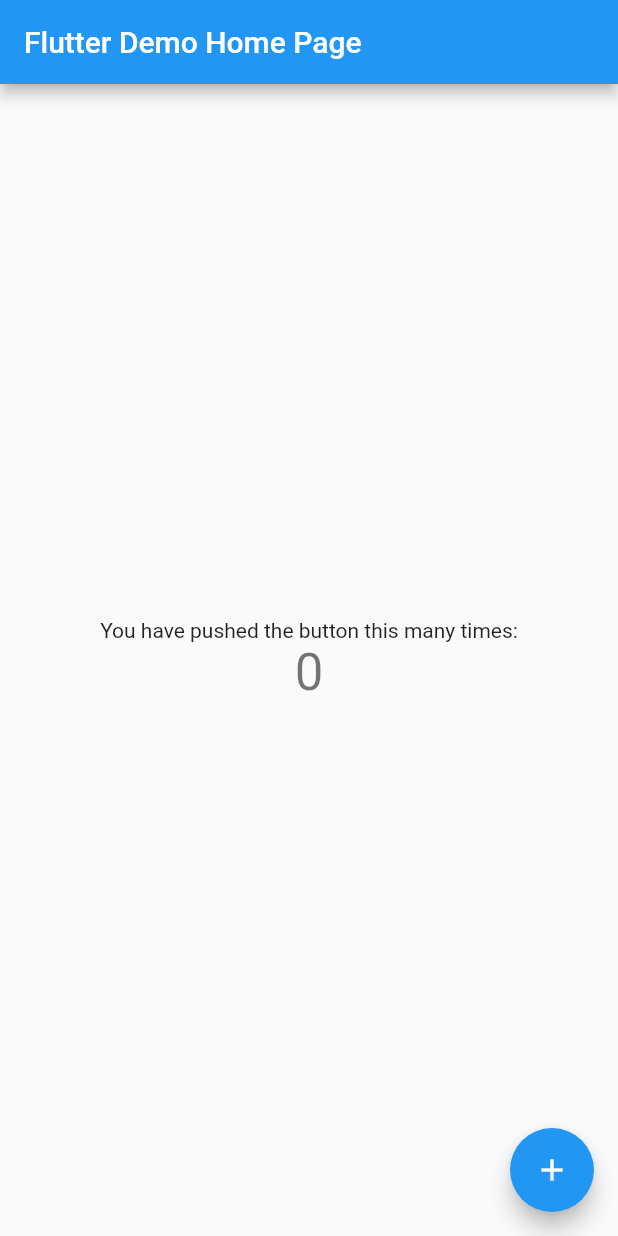
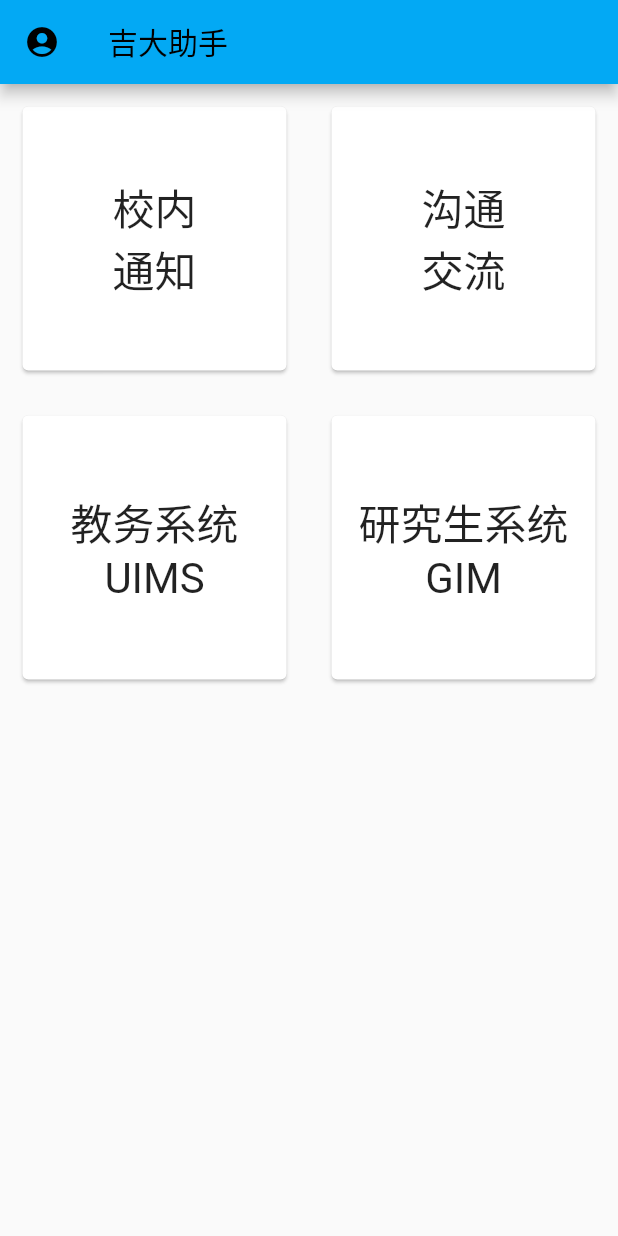
Before and after one commit to 276562578/jlu_helper, a Flutter app: the screen it shows after launch, on a phone screen of 412 x 824 dp. Run offline on Flutter 3.47's test engine with Material 2 defaults, Android fonts, the phone set to English and light mode, and no system bars.

Commit message:
简单做了下界面

```diff
--- a/lib/main.dart
+++ b/lib/main.dart
@@ -11,7 +11,7 @@
   @override
   Widget build(BuildContext context) {
     return MaterialApp(
-      title: 'Flutter Demo',
+      title: '吉大助手',
       theme: ThemeData(
         // This is the theme of your application.
         //
@@ -22,9 +22,9 @@
         // or simply save your changes to "hot reload" in a Flutter IDE).
         // Notice that the counter didn't reset back to zero; the application
         // is not restarted.
-        primarySwatch: Colors.blue,
+        primarySwatch: Colors.lightBlue,
       ),
-      home: const MyHomePage(title: 'Flutter Demo Home Page'),
+      home: const MyHomePage(title: "吉大助手"),
     );
   }
 }
@@ -48,21 +48,33 @@
 }
 
 class _MyHomePageState extends State<MyHomePage> {
-  int _counter = 0;
-
-  void _incrementCounter() {
-    setState(() {
-      // This call to setState tells the Flutter framework that something has
-      // changed in this State, which causes it to rerun the build method below
-      // so that the display can reflect the updated values. If we changed
-      // _counter without calling setState(), then the build method would not be
-      // called again, and so nothing would appear to happen.
-      _counter++;
-    });
-  }
+  // int _counter = 0;
+  //
+  // void _incrementCounter() {
+  //   setState(() {
+  //     // This call to setState tells the Flutter framework that something has
+  //     // changed in this State, which causes it to rerun the build method below
+  //     // so that the display can reflect the updated values. If we changed
+  //     // _counter without calling setState(), then the build method would not be
+  //     // called again, and so nothing would appear to happen.
+  //     _counter++;
+  //   });
+  // }
 
   @override
   Widget build(BuildContext context) {
+    Widget _mainCard(String txt) {
+      return Card(
+        child: Center(
+            child: Text(
+          txt,
+          textAlign: TextAlign.center,
+          textScaleFactor: 2,
+        )),
+        margin: EdgeInsets.all(15),
+      );
+    }
+
     // This method is rerun every time setState is called, for instance as done
     // by the _incrementCounter method above.
     //
@@ -71,45 +83,58 @@
     // than having to individually change instances of widgets.
     return Scaffold(
       appBar: AppBar(
-        // Here we take the value from the MyHomePage object that was created by
-        // the App.build method, and use it to set our appbar title.
-        title: Text(widget.title),
+          // Here we take the value from the MyHomePage object that was created by
+          // the App.build method, and use it to set our appbar title.
+          title: Text(widget.title),
+          // toolbarHeight: 40,
+          leading: Builder(builder: (BuildContext context) {
+            return IconButton(
+              icon: const Icon(Icons.account_circle),
+              onPressed: () {
+                Scaffold.of(context).openDrawer();
+              },
+            );
+          })),
+      drawer: Drawer(
+        child: ListView(
+          children: [
+            DrawerHeader(
+              child: Column(
+                children: [
+                  Icon(Icons.account_circle),
+                  Text("未登录")
+                ],
+              ),
+              decoration: BoxDecoration(color: Colors.blue,),
+
+            ),
+            ListTile(
+              title: Text("123"),
+            )
+          ],
+        ),
       ),
       body: Center(
         // Center is a layout widget. It takes a single child and positions it
         // in the middle of the parent.
-        child: Column(
-          // Column is also a layout widget. It takes a list of children and
-          // arranges them vertically. By default, it sizes itself to fit its
-          // children horizontally, and tries to be as tall as its parent.
-          //
-          // Invoke "debug painting" (press "p" in the console, choose the
-          // "Toggle Debug Paint" action from the Flutter Inspector in Android
-          // Studio, or the "Toggle Debug Paint" command in Visual Studio Code)
-          // to see the wireframe for each widget.
-          //
-          // Column has various properties to control how it sizes itself and
-          // how it positions its children. Here we use mainAxisAlignment to
-          // center the children vertically; the main axis here is the vertical
-          // axis because Columns are vertical (the cross axis would be
-          // horizontal).
-          mainAxisAlignment: MainAxisAlignment.center,
-          children: <Widget>[
-            const Text(
-              'You have pushed the button this many times:',
-            ),
-            Text(
-              '$_counter',
-              style: Theme.of(context).textTheme.headline4,
-            ),
+        child: GridView.count(
+          crossAxisCount: 2,
+          crossAxisSpacing: 0,
+          mainAxisSpacing: 0,
+          children: [
+            _mainCard("校内\n通知"),
+            _mainCard("沟通\n交流"),
+            _mainCard("教务系统\nUIMS"),
+            _mainCard("研究生系统\nGIM"),
           ],
         ),
       ),
-      floatingActionButton: FloatingActionButton(
-        onPressed: _incrementCounter,
-        tooltip: 'Increment',
-        child: const Icon(Icons.add),
-      ), // This trailing comma makes auto-formatting nicer for build methods.
+
+      // floatingActionButton: FloatingActionButton(
+      //   onPressed: null,
+      //   tooltip: 'Increment',
+      //   child: const Icon(Icons.add),
+      // ), // This trailing comma makes auto-formatting nicer for build methods.
     );
   }
 }
```
Also changed, not shown: 1 other file.
